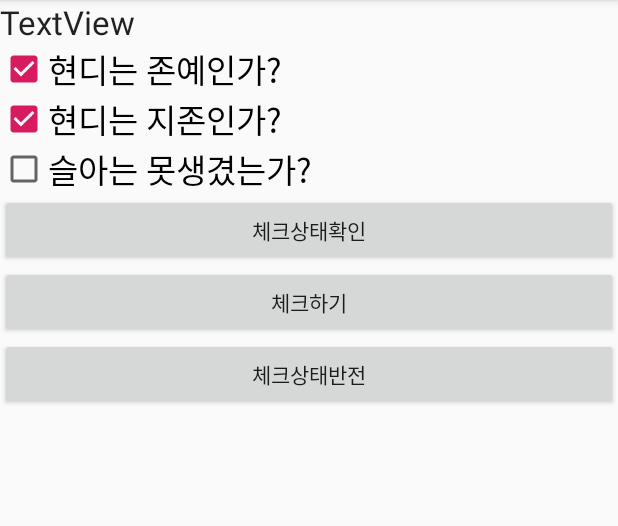
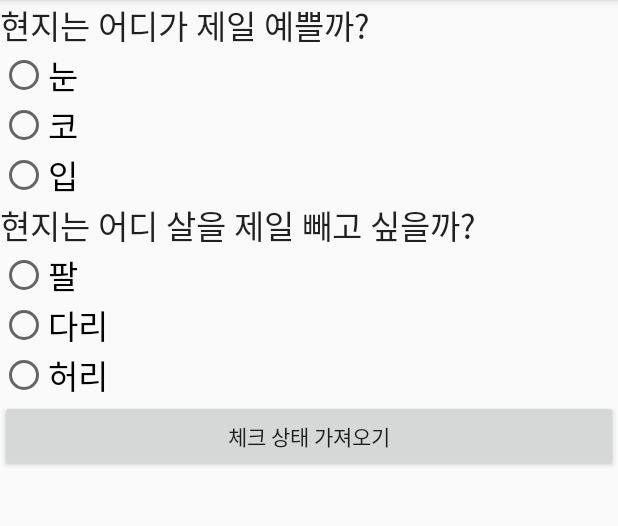
Before and after one commit to Hyunndy/Hyunndy_AndroidProject_001, an Android app: the screen it shows after launch (MainActivity), on a phone screen of 412 x 824 dp, the part 84-610 px from its top. Run offline under Robolectric (Android 15) with nearby library versions, the phone set to English and light mode, and no system bars.

Commit message:
for Studying RadioButton

```diff
--- a/app/src/main/java/com/example/hyunndy_01/MainActivity.kt
+++ b/app/src/main/java/com/example/hyunndy_01/MainActivity.kt
@@ -6,6 +6,7 @@ import android.widget.TextView
 import android.util.Log
 import android.view.View
 import android.widget.CompoundButton
+import android.widget.RadioGroup
 import kotlinx.android.synthetic.main.activity_main.*
 import org.w3c.dom.Text
 
@@ -15,74 +16,85 @@ class MainActivity : AppCompatActivity() {
         super.onCreate(savedInstanceState)
         setContentView(R.layout.activity_main)
 
+
+        /*
         button.setOnClickListener { view ->
-            textView6.text = " ";
 
-            if(checkBox.isChecked)
+            when (RadioGroup.checkedRadioButtonId) {
+                R.id.radioButton ->
+                    textView.text = "눈";
+                R.id.radioButton2 ->
+                    textView.text = "코";
+                R.id.radioButton3 ->
+                    textView.text = "입";
+            }
+
+            when (RadioGroup2.checkedRadioButtonId) {
+                R.id.radioButton4 ->
+                    textView2.text = "팔";
+                R.id.radioButton5 ->
+                    textView2.text = "다리";
+                R.id.radioButton6 ->
+                    textView2.text = "허리";
+            }
+        }
+        */
+
+
+       // var Listener2 = RadioListener();
+       // RadioGroup.setOnCheckedChangeListener(Listener2);
+       // RadioGroup2.setOnCheckedChangeListener(Listener2);
+
+        RadioGroup.setOnCheckedChangeListener { group, checkedId ->
+            when(checkedId)
             {
-                //문자열 뒤에 추가적으로 붙게 되는것.
-                textView6.append("현지는 존예이다\n");
-            }
-            if(checkBox2.isChecked)
-            {
-                textView6.append("현지는 지존이다\n");
-            }
-            if(checkBox3.isChecked)
-            {
-                textView6.append("거짓입니다.\n");
+                R.id.radioButton->
+                    textView.text = "체크 이벤트 : 눈";
+                R.id.radioButton2->
+                    textView.text = "체크 이벤트 : 코";
+                R.id.radioButton3->
+                    textView.text = "체크 이벤트 : 입";
             }
         }
 
-
-        button2.setOnClickListener { view ->
-            checkBox.isChecked = true;
-            checkBox2.isChecked = true;
-            checkBox3.isChecked = true;
-        }
-
-        button3.setOnClickListener { view ->
-            checkBox.toggle();
-            checkBox2.toggle();
-            checkBox3.toggle();
-        }
-
-        var listener2 = CheckBoxListener();
-        checkBox.setOnCheckedChangeListener(listener2);
-
-        checkBox2.setOnCheckedChangeListener { buttonView, isChecked ->
-            if(isChecked)
+        RadioGroup2.setOnCheckedChangeListener { group, checkedId ->
+            when(checkedId)
             {
-                textView6.text = ("이벤트 : 체크박스 2가 체크되었습니다.");
-            }
-            else
-            {
-                textView6.text = ("이벤트 : 체크박스 2가 체크되지않았습니다.");
-            }
-        }
-
-        checkBox3.setOnCheckedChangeListener { buttonView, isChecked ->
-            if(isChecked)
-            {
-                textView6.text = ("이벤트 : 체크박스 3가 체크되었습니다.");
-            }
-            else
-            {
-                textView6.text = ("이벤트 : 체크박스 3가 체크되지않았습니다.");
+                R.id.radioButton->
+                    textView2.text = "체크 이벤트 : 눈";
+                R.id.radioButton2->
+                    textView2.text = "체크 이벤트 : 코";
+                R.id.radioButton3->
+                    textView2.text = "체크 이벤트 : 입";
             }
         }
 
     }
 
-    inner class CheckBoxListener:CompoundButton.OnCheckedChangeListener
+    inner class RadioListener:RadioGroup.OnCheckedChangeListener
     {
-        override fun onCheckedChanged(buttonView: CompoundButton?, isChecked: Boolean) {
-            if(isChecked)
+        override fun onCheckedChanged(group: RadioGroup?, checkedId: Int) {
+            when(group?.id)
             {
-                textView6.text = "이벤트 : 체크박스 1이 체크되었다.";
-            }
-            else
-            {
-                textView6.text = "이벤트 : 체크박스 1이 해제되었다.";
+                R.id.RadioGroup ->
+                    when(checkedId)
+                    {
+                        R.id.radioButton->
+                            textView.text = "체크 이벤트 : 눈";
+                        R.id.radioButton2->
+                            textView.text = "체크 이벤트 : 코";
+                        R.id.radioButton3->
+                            textView.text = "체크 이벤트 : 입";
+                    }
+                R.id.RadioGroup2 ->
+                    when(checkedId) {
+                        R.id.radioButton4 ->
+                            textView2.text = "체크 이벤트 : 허리";
+                        R.id.radioButton5 ->
+                            textView2.text = "체크 이벤트 : 다리";
+                        R.id.radioButton6 ->
+                            textView2.text = "체크 이벤트 : 팔";
+                    }
             }
         }
     }
--- a/app/src/main/res/layout/activity_main.xml
+++ b/app/src/main/res/layout/activity_main.xml
@@ -8,51 +8,76 @@
     tools:context=".MainActivity" >
 
     <TextView
-        android:id="@+id/textView6"
+        android:id="@+id/textView"
         android:layout_width="match_parent"
         android:layout_height="wrap_content"
-        android:text="TextView"
+        android:text="현지는 어디가 제일 예쁠까?"
         android:textAppearance="@style/TextAppearance.AppCompat.Large" />
 
-    <CheckBox
-        android:id="@+id/checkBox"
+    <RadioGroup
+        android:id="@+id/RadioGroup"
+        android:layout_width="wrap_content"
+        android:layout_height="wrap_content">
+
+        <RadioButton
+            android:id="@+id/radioButton"
             android:layout_width="match_parent"
             android:layout_height="wrap_content"
-        android:checked="true"
-        android:text="현디는 존예인가?"
+            android:text="눈"
             android:textAppearance="@style/TextAppearance.AppCompat.Large" />
 
-    <CheckBox
-        android:id="@+id/checkBox2"
+        <RadioButton
+            android:id="@+id/radioButton2"
             android:layout_width="match_parent"
             android:layout_height="wrap_content"
-        android:checked="true"
-        android:text="현디는 지존인가?"
+            android:text="코"
             android:textAppearance="@style/TextAppearance.AppCompat.Large" />
 
-    <CheckBox
-        android:id="@+id/checkBox3"
+        <RadioButton
+            android:id="@+id/radioButton3"
             android:layout_width="match_parent"
             android:layout_height="wrap_content"
-        android:text="슬아는 못생겼는가?"
+            android:text="입"
             android:textAppearance="@style/TextAppearance.AppCompat.Large" />
+    </RadioGroup>
+
+    <TextView
+        android:id="@+id/textView2"
+        android:layout_width="match_parent"
+        android:layout_height="wrap_content"
+        android:text="현지는 어디 살을 제일 빼고 싶을까?"
+        android:textAppearance="@style/TextAppearance.AppCompat.Large" />
+
+    <RadioGroup
+        android:id="@+id/RadioGroup2"
+        android:layout_width="wrap_content"
+        android:layout_height="wrap_content">
+
+        <RadioButton
+            android:id="@+id/radioButton6"
+            android:layout_width="match_parent"
+            android:layout_height="wrap_content"
+            android:text="팔"
+            android:textAppearance="@style/TextAppearance.AppCompat.Large" />
+
+        <RadioButton
+            android:id="@+id/radioButton5"
+            android:layout_width="match_parent"
+            android:layout_height="wrap_content"
+            android:text="다리"
+            android:textAppearance="@style/TextAppearance.AppCompat.Large" />
+
+        <RadioButton
+            android:id="@+id/radioButton4"
+            android:layout_width="match_parent"
+            android:layout_height="wrap_content"
+            android:text="허리"
+            android:textAppearance="@style/TextAppearance.AppCompat.Large" />
+    </RadioGroup>
 
     <Button
         android:id="@+id/button"
         android:layout_width="match_parent"
         android:layout_height="wrap_content"
-        android:text="체크상태확인" />
-
-    <Button
-        android:id="@+id/button2"
-        android:layout_width="match_parent"
-        android:layout_height="wrap_content"
-        android:text="체크하기" />
-
-    <Button
-        android:id="@+id/button3"
-        android:layout_width="match_parent"
-        android:layout_height="wrap_content"
-        android:text="체크상태반전" />
-
+        android:text="체크 상태 가져오기" />
 </LinearLayout>
```
Lines whose indentation alone changed are shown as unchanged.
